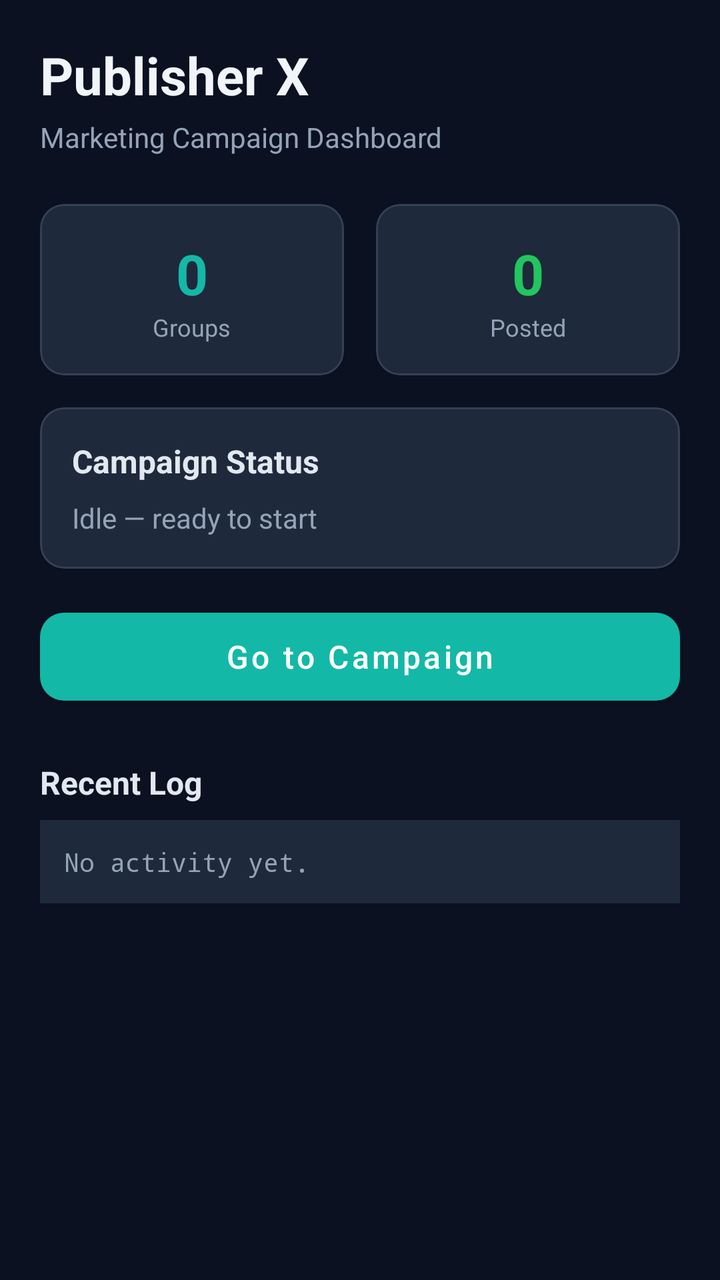
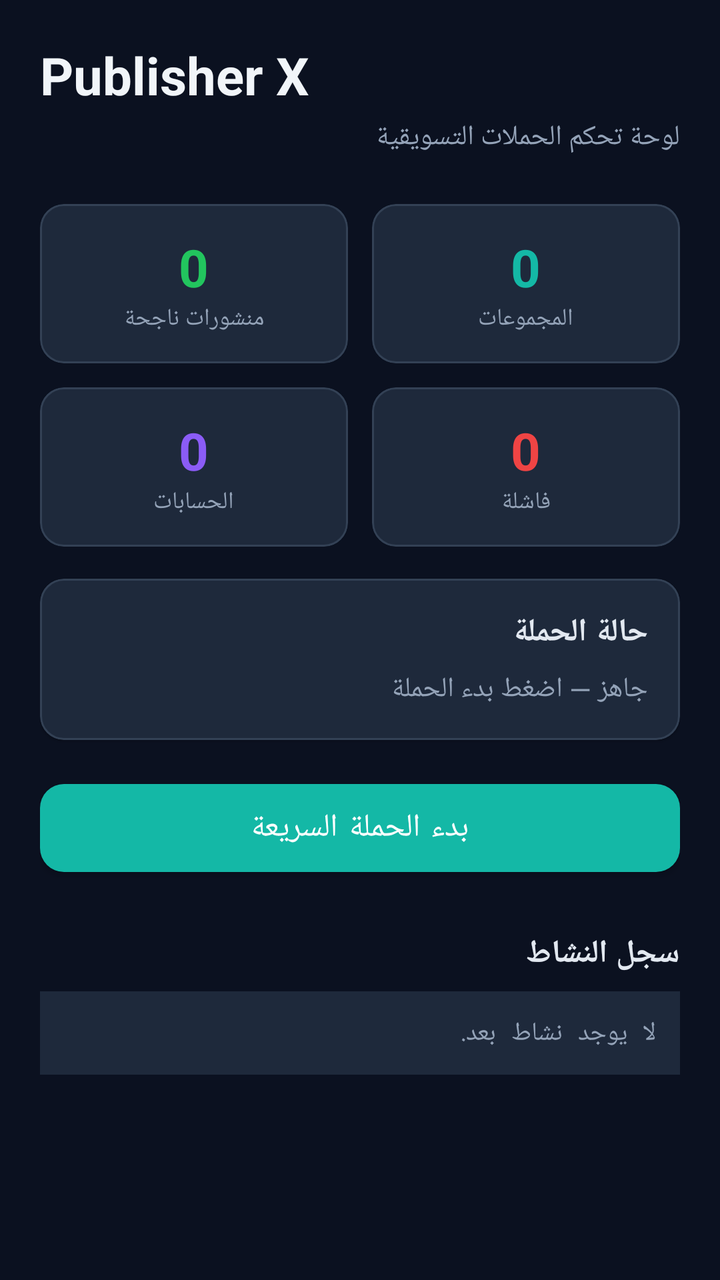

Two renders of the same Android screen: before a commit and after it. Below are the layout's source before the change and the commit's diff.
<!-- AndroidManifest.xml: application theme Theme.FBPublisherX -->
<!-- res/layout/fragment_dashboard.xml -->
<?xml version="1.0" encoding="utf-8"?>
<ScrollView xmlns:android="http://schemas.android.com/apk/res/android"
    xmlns:app="http://schemas.android.com/apk/res-auto"
    android:layout_width="match_parent"
    android:layout_height="match_parent"
    android:background="@color/background"
    android:fillViewport="true">

    <LinearLayout
        android:layout_width="match_parent"
        android:layout_height="wrap_content"
        android:orientation="vertical"
        android:padding="20dp">

        <TextView
            android:layout_width="match_parent"
            android:layout_height="wrap_content"
            android:text="Publisher X"
            android:textColor="@color/on_background"
            android:textSize="26sp"
            android:textStyle="bold"
            android:layout_marginBottom="4dp" />

        <TextView
            android:layout_width="match_parent"
            android:layout_height="wrap_content"
            android:text="Marketing Campaign Dashboard"
            android:textColor="@color/text_secondary"
            android:textSize="14sp"
            android:layout_marginBottom="24dp" />

        
        <LinearLayout
            android:layout_width="match_parent"
            android:layout_height="wrap_content"
            android:orientation="horizontal"
            android:layout_marginBottom="16dp">

            <com.google.android.material.card.MaterialCardView
                android:layout_width="0dp"
                android:layout_height="wrap_content"
                android:layout_weight="1"
                android:layout_marginEnd="8dp"
                app:cardBackgroundColor="@color/surface"
                app:cardCornerRadius="12dp"
                app:strokeColor="@color/card_stroke"
                app:strokeWidth="1dp">
                <LinearLayout
                    android:layout_width="match_parent"
                    android:layout_height="wrap_content"
                    android:orientation="vertical"
                    android:padding="16dp"
                    android:gravity="center">
                    <TextView
                        android:id="@+id/statGroups"
                        android:layout_width="wrap_content"
                        android:layout_height="wrap_content"
                        android:text="0"
                        android:textColor="@color/primary"
                        android:textSize="28sp"
                        android:textStyle="bold" />
                    <TextView
                        android:layout_width="wrap_content"
                        android:layout_height="wrap_content"
                        android:text="Groups"
                        android:textColor="@color/text_secondary"
                        android:textSize="12sp" />
                </LinearLayout>
            </com.google.android.material.card.MaterialCardView>

            <com.google.android.material.card.MaterialCardView
                android:layout_width="0dp"
                android:layout_height="wrap_content"
                android:layout_weight="1"
                android:layout_marginStart="8dp"
                app:cardBackgroundColor="@color/surface"
                app:cardCornerRadius="12dp"
                app:strokeColor="@color/card_stroke"
                app:strokeWidth="1dp">
                <LinearLayout
                    android:layout_width="match_parent"
                    android:layout_height="wrap_content"
                    android:orientation="vertical"
                    android:padding="16dp"
                    android:gravity="center">
                    <TextView
                        android:id="@+id/statPosted"
                        android:layout_width="wrap_content"
                        android:layout_height="wrap_content"
                        android:text="0"
                        android:textColor="@color/success"
                        android:textSize="28sp"
                        android:textStyle="bold" />
                    <TextView
                        android:layout_width="wrap_content"
                        android:layout_height="wrap_content"
                        android:text="Posted"
                        android:textColor="@color/text_secondary"
                        android:textSize="12sp" />
                </LinearLayout>
            </com.google.android.material.card.MaterialCardView>
        </LinearLayout>

        <com.google.android.material.card.MaterialCardView
            android:layout_width="match_parent"
            android:layout_height="wrap_content"
            android:layout_marginBottom="16dp"
            app:cardBackgroundColor="@color/surface"
            app:cardCornerRadius="12dp"
            app:strokeColor="@color/card_stroke"
            app:strokeWidth="1dp">
            <LinearLayout
                android:layout_width="match_parent"
                android:layout_height="wrap_content"
                android:orientation="vertical"
                android:padding="16dp">
                <TextView
                    android:layout_width="match_parent"
                    android:layout_height="wrap_content"
                    android:text="Campaign Status"
                    android:textColor="@color/on_surface"
                    android:textSize="16sp"
                    android:textStyle="bold"
                    android:layout_marginBottom="8dp" />
                <TextView
                    android:id="@+id/statusText"
                    android:layout_width="match_parent"
                    android:layout_height="wrap_content"
                    android:text="Idle — ready to start"
                    android:textColor="@color/text_secondary"
                    android:textSize="14sp" />
                <ProgressBar
                    android:id="@+id/campaignProgress"
                    style="?android:attr/progressBarStyleHorizontal"
                    android:layout_width="match_parent"
                    android:layout_height="6dp"
                    android:layout_marginTop="12dp"
                    android:max="100"
                    android:progress="0"
                    android:progressTint="@color/primary"
                    android:visibility="gone" />
            </LinearLayout>
        </com.google.android.material.card.MaterialCardView>

        <com.google.android.material.button.MaterialButton
            android:id="@+id/btnQuickStart"
            android:layout_width="match_parent"
            android:layout_height="56dp"
            android:text="Go to Campaign"
            android:textAllCaps="false"
            android:textSize="16sp"
            app:cornerRadius="12dp"
            app:backgroundTint="@color/primary" />

        <TextView
            android:layout_width="match_parent"
            android:layout_height="wrap_content"
            android:text="Recent Log"
            android:textColor="@color/on_surface"
            android:textSize="16sp"
            android:textStyle="bold"
            android:layout_marginTop="24dp"
            android:layout_marginBottom="8dp" />

        <TextView
            android:id="@+id/logPreview"
            android:layout_width="match_parent"
            android:layout_height="wrap_content"
            android:text="No activity yet."
            android:textColor="@color/text_secondary"
            android:textSize="13sp"
            android:fontFamily="monospace"
            android:background="@color/surface"
            android:padding="12dp" />

    </LinearLayout>
</ScrollView>
<!-- resources referenced by this layout -->
<resources>
  <color name="background">#0B1120</color>
  <color name="card_stroke">#334155</color>
  <color name="on_background">#F1F5F9</color>
  <color name="on_surface">#E2E8F0</color>
  <color name="primary">#14B8A6</color>
  <color name="success">#22C55E</color>
  <color name="surface">#1E293B</color>
  <color name="text_secondary">#94A3B8</color>
  <style name="Theme.FBPublisherX" parent="Theme.MaterialComponents.DayNight.NoActionBar">
          <item name="colorPrimary">@color/primary</item>
          <item name="colorPrimaryVariant">@color/primary_variant</item>
          <item name="colorOnPrimary">@color/on_primary</item>
          <item name="colorSecondary">@color/secondary</item>
          <item name="android:statusBarColor">@color/background</item>
          <item name="android:navigationBarColor">@color/surface</item>
          <item name="android:windowBackground">@color/background</item>
          <item name="android:windowLightStatusBar">false</item>
          <item name="colorSurface">@color/surface</item>
          <item name="colorOnSurface">@color/on_surface</item>
      </style>
  <color name="primary_variant">#0F766E</color>
  <color name="on_primary">#FFFFFF</color>
  <color name="secondary">#8B5CF6</color>
</resources>

<!-- the commit's change to res/layout/fragment_dashboard.xml (unified diff, before → after) -->
@@ -4,7 +4,8 @@
     android:layout_width="match_parent"
     android:layout_height="match_parent"
     android:background="@color/background"
-    android:fillViewport="true">
+    android:fillViewport="true"
+    android:layoutDirection="rtl">
 
     <LinearLayout
         android:layout_width="match_parent"
@@ -15,86 +16,160 @@
         <TextView
             android:layout_width="match_parent"
             android:layout_height="wrap_content"
-            android:text="Publisher X"
+            android:text="@string/dash_title"
             android:textColor="@color/on_background"
             android:textSize="26sp"
             android:textStyle="bold"
-            android:layout_marginBottom="4dp" />
-
-        <TextView
-            android:layout_width="match_parent"
-            android:layout_height="wrap_content"
-            android:text="Marketing Campaign Dashboard"
+            android:layout_marginBottom="4dp"
+            android:gravity="start" />
+
+        <TextView
+            android:layout_width="match_parent"
+            android:layout_height="wrap_content"
+            android:text="@string/dash_subtitle"
             android:textColor="@color/text_secondary"
             android:textSize="14sp"
-            android:layout_marginBottom="24dp" />
+            android:layout_marginBottom="24dp"
+            android:gravity="start" />
 
         
         <LinearLayout
             android:layout_width="match_parent"
             android:layout_height="wrap_content"
             android:orientation="horizontal"
+            android:layout_marginBottom="12dp">
+
+            <com.google.android.material.card.MaterialCardView
+                android:layout_width="0dp"
+                android:layout_height="wrap_content"
+                android:layout_weight="1"
+                android:layout_marginEnd="6dp"
+                app:cardBackgroundColor="@color/surface"
+                app:cardCornerRadius="12dp"
+                app:strokeColor="@color/card_stroke"
+                app:strokeWidth="1dp">
+                <LinearLayout
+                    android:layout_width="match_parent"
+                    android:layout_height="wrap_content"
+                    android:orientation="vertical"
+                    android:padding="14dp"
+                    android:gravity="center">
+                    <TextView
+                        android:id="@+id/statGroups"
+                        android:layout_width="wrap_content"
+                        android:layout_height="wrap_content"
+                        android:text="0"
+                        android:textColor="@color/primary"
+                        android:textSize="26sp"
+                        android:textStyle="bold" />
+                    <TextView
+                        android:layout_width="wrap_content"
+                        android:layout_height="wrap_content"
+                        android:text="@string/stat_groups"
+                        android:textColor="@color/text_secondary"
+                        android:textSize="12sp" />
+                </LinearLayout>
+            </com.google.android.material.card.MaterialCardView>
+
+            <com.google.android.material.card.MaterialCardView
+                android:layout_width="0dp"
+                android:layout_height="wrap_content"
+                android:layout_weight="1"
+                android:layout_marginStart="6dp"
+                app:cardBackgroundColor="@color/surface"
+                app:cardCornerRadius="12dp"
+                app:strokeColor="@color/card_stroke"
+                app:strokeWidth="1dp">
+                <LinearLayout
+                    android:layout_width="match_parent"
+                    android:layout_height="wrap_content"
+                    android:orientation="vertical"
+                    android:padding="14dp"
+                    android:gravity="center">
+                    <TextView
+                        android:id="@+id/statPosted"
+                        android:layout_width="wrap_content"
+                        android:layout_height="wrap_content"
+                        android:text="0"
+                        android:textColor="@color/success"
+                        android:textSize="26sp"
+                        android:textStyle="bold" />
+                    <TextView
+                        android:layout_width="wrap_content"
+                        android:layout_height="wrap_content"
+                        android:text="@string/stat_posted"
+                        android:textColor="@color/text_secondary"
+                        android:textSize="12sp" />
+                </LinearLayout>
+            </com.google.android.material.card.MaterialCardView>
+        </LinearLayout>
+
+        
+        <LinearLayout
+            android:layout_width="match_parent"
+            android:layout_height="wrap_content"
+            android:orientation="horizontal"
             android:layout_marginBottom="16dp">
 
             <com.google.android.material.card.MaterialCardView
                 android:layout_width="0dp"
                 android:layout_height="wrap_content"
                 android:layout_weight="1"
-                android:layout_marginEnd="8dp"
-                app:cardBackgroundColor="@color/surface"
-                app:cardCornerRadius="12dp"
-                app:strokeColor="@color/card_stroke"
-                app:strokeWidth="1dp">
-                <LinearLayout
-                    android:layout_width="match_parent"
-                    android:layout_height="wrap_content"
-                    android:orientation="vertical"
-                    android:padding="16dp"
-                    android:gravity="center">
-                    <TextView
-                        android:id="@+id/statGroups"
-                        android:layout_width="wrap_content"
-                        android:layout_height="wrap_content"
-                        android:text="0"
-                        android:textColor="@color/primary"
-                        android:textSize="28sp"
-                        android:textStyle="bold" />
-                    <TextView
-                        android:layout_width="wrap_content"
-                        android:layout_height="wrap_content"
-                        android:text="Groups"
-                        android:textColor="@color/text_secondary"
-                        android:textSize="12sp" />
-                </LinearLayout>
-            </com.google.android.material.card.MaterialCardView>
-
-            <com.google.android.material.card.MaterialCardView
-                android:layout_width="0dp"
-                android:layout_height="wrap_content"
-                android:layout_weight="1"
-                android:layout_marginStart="8dp"
-                app:cardBackgroundColor="@color/surface"
-                app:cardCornerRadius="12dp"
-                app:strokeColor="@color/card_stroke"
-                app:strokeWidth="1dp">
-                <LinearLayout
-                    android:layout_width="match_parent"
-                    android:layout_height="wrap_content"
-                    android:orientation="vertical"
-                    android:padding="16dp"
-                    android:gravity="center">
-                    <TextView
-                        android:id="@+id/statPosted"
-                        android:layout_width="wrap_content"
-                        android:layout_height="wrap_content"
-                        android:text="0"
-                        android:textColor="@color/success"
-                        android:textSize="28sp"
-                        android:textStyle="bold" />
-                    <TextView
-                        android:layout_width="wrap_content"
-                        android:layout_height="wrap_content"
-                        android:text="Posted"
+                android:layout_marginEnd="6dp"
+                app:cardBackgroundColor="@color/surface"
+                app:cardCornerRadius="12dp"
+                app:strokeColor="@color/card_stroke"
+                app:strokeWidth="1dp">
+                <LinearLayout
+                    android:layout_width="match_parent"
+                    android:layout_height="wrap_content"
+                    android:orientation="vertical"
+                    android:padding="14dp"
+                    android:gravity="center">
+                    <TextView
+                        android:id="@+id/statFailed"
+                        android:layout_width="wrap_content"
+                        android:layout_height="wrap_content"
+                        android:text="0"
+                        android:textColor="@color/error"
+                        android:textSize="26sp"
+                        android:textStyle="bold" />
+                    <TextView
+                        android:layout_width="wrap_content"
+                        android:layout_height="wrap_content"
+                        android:text="@string/stat_failed"
+                        android:textColor="@color/text_secondary"
+                        android:textSize="12sp" />
+                </LinearLayout>
+            </com.google.android.material.card.MaterialCardView>
+
+            <com.google.android.material.card.MaterialCardView
+                android:layout_width="0dp"
+                android:layout_height="wrap_content"
+                android:layout_weight="1"
+                android:layout_marginStart="6dp"
+                app:cardBackgroundColor="@color/surface"
+                app:cardCornerRadius="12dp"
+                app:strokeColor="@color/card_stroke"
+                app:strokeWidth="1dp">
+                <LinearLayout
+                    android:layout_width="match_parent"
+                    android:layout_height="wrap_content"
+                    android:orientation="vertical"
+                    android:padding="14dp"
+                    android:gravity="center">
+                    <TextView
+                        android:id="@+id/statAccounts"
+                        android:layout_width="wrap_content"
+                        android:layout_height="wrap_content"
+                        android:text="0"
+                        android:textColor="@color/secondary"
+                        android:textSize="26sp"
+                        android:textStyle="bold" />
+                    <TextView
+                        android:layout_width="wrap_content"
+                        android:layout_height="wrap_content"
+                        android:text="@string/stat_accounts"
                         android:textColor="@color/text_secondary"
                         android:textSize="12sp" />
                 </LinearLayout>
@@ -117,7 +192,7 @@
                 <TextView
                     android:layout_width="match_parent"
                     android:layout_height="wrap_content"
-                    android:text="Campaign Status"
+                    android:text="@string/campaign_status"
                     android:textColor="@color/on_surface"
                     android:textSize="16sp"
                     android:textStyle="bold"
@@ -126,7 +201,7 @@
                     android:id="@+id/statusText"
                     android:layout_width="match_parent"
                     android:layout_height="wrap_content"
-                    android:text="Idle — ready to start"
+                    android:text="@string/status_idle"
                     android:textColor="@color/text_secondary"
                     android:textSize="14sp" />
                 <ProgressBar
@@ -146,7 +221,7 @@
             android:id="@+id/btnQuickStart"
             android:layout_width="match_parent"
             android:layout_height="56dp"
-            android:text="Go to Campaign"
+            android:text="@string/btn_quick_start"
             android:textAllCaps="false"
             android:textSize="16sp"
             app:cornerRadius="12dp"
@@ -155,7 +230,7 @@
         <TextView
             android:layout_width="match_parent"
             android:layout_height="wrap_content"
-            android:text="Recent Log"
+            android:text="@string/recent_log"
             android:textColor="@color/on_surface"
             android:textSize="16sp"
             android:textStyle="bold"
@@ -166,7 +241,7 @@
             android:id="@+id/logPreview"
             android:layout_width="match_parent"
             android:layout_height="wrap_content"
-            android:text="No activity yet."
+            android:text="@string/no_activity"
             android:textColor="@color/text_secondary"
             android:textSize="13sp"
             android:fontFamily="monospace"
<!-- resource entries referenced after the edit -->
@@ -2,12 +2,24 @@
 <resources>
   <color name="background">#0B1120</color>
   <color name="card_stroke">#334155</color>
+  <color name="error">#EF4444</color>
   <color name="on_background">#F1F5F9</color>
   <color name="on_surface">#E2E8F0</color>
   <color name="primary">#14B8A6</color>
   <color name="success">#22C55E</color>
   <color name="surface">#1E293B</color>
   <color name="text_secondary">#94A3B8</color>
+  <string name="btn_quick_start">بدء الحملة السريعة</string>
+  <string name="campaign_status">حالة الحملة</string>
+  <string name="dash_subtitle">لوحة تحكم الحملات التسويقية</string>
+  <string name="dash_title">Publisher X</string>
+  <string name="no_activity">لا يوجد نشاط بعد.</string>
+  <string name="recent_log">سجل النشاط</string>
+  <string name="stat_accounts">الحسابات</string>
+  <string name="stat_failed">فاشلة</string>
+  <string name="stat_groups">المجموعات</string>
+  <string name="stat_posted">منشورات ناجحة</string>
+  <string name="status_idle">جاهز — اضغط بدء الحملة</string>
   <style name="Theme.FBPublisherX" parent="Theme.MaterialComponents.DayNight.NoActionBar">
           <item name="colorPrimary">@color/primary</item>
           <item name="colorPrimaryVariant">@color/primary_variant</item>
